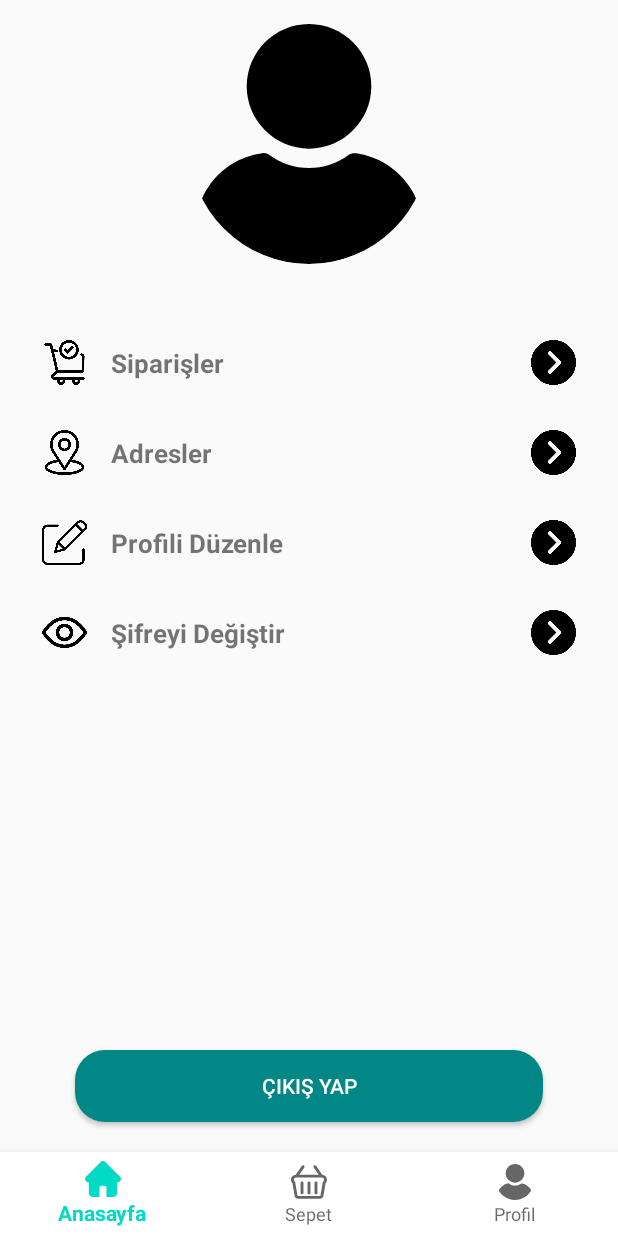
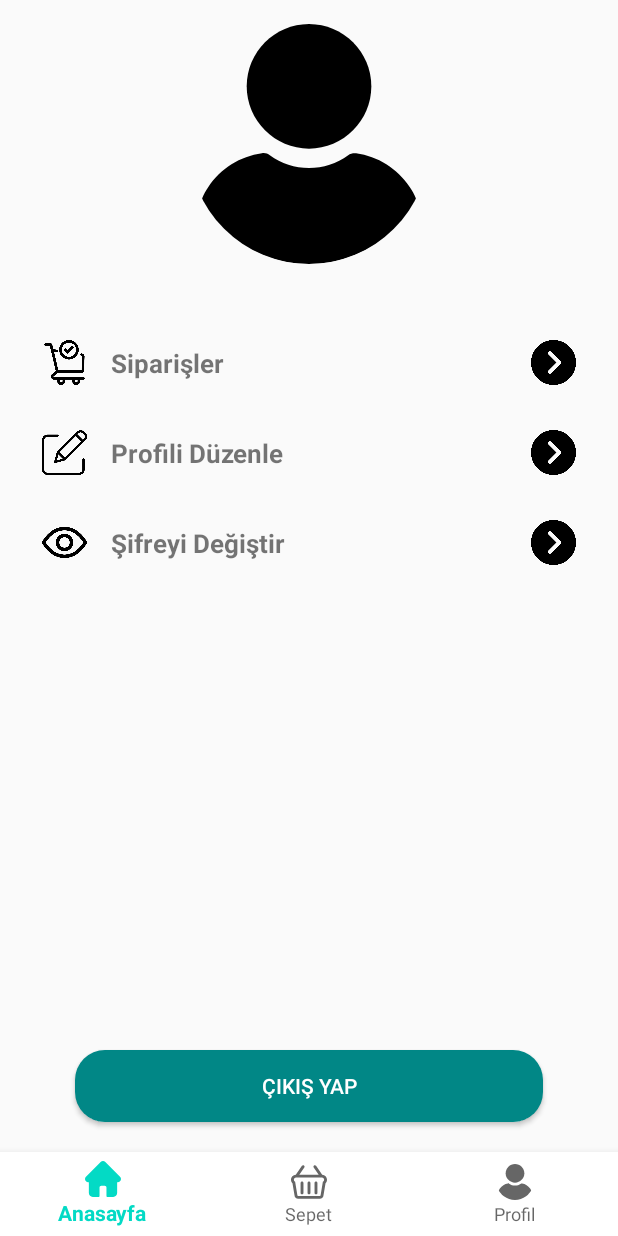
Before and after one commit to enesicmen/Initial-Code-Software-Solutions-Case, an Android app: the ProfilePageFragment screen opened through its navigation route, on a phone screen of 412 x 824 dp. Run offline under Robolectric (Android 15) with nearby library versions, the phone set to English and light mode, and no system bars; our stand-ins replace CircleImageView, Dagger/Hilt's generated code, Firebase (no records; nobody signed in at launch, a user with empty details on screens opened directly), navigation-ui.

```diff
--- a/app/src/main/java/com/icmen/ecommerceapplication/ui/fragment/Orders/OrdersPageAdapter.kt
+++ b/app/src/main/java/com/icmen/ecommerceapplication/ui/fragment/Orders/OrdersPageAdapter.kt
@@ -39,8 +39,8 @@ class OrdersPageAdapter(
         @SuppressLint("StringFormatMatches")
         fun bind(item: Order) {
             binding.apply {
-                totalAmountTextView.text = item.totalAmount
-                orderDate.text = java.text.SimpleDateFormat("dd/MM/yyyy HH:mm", java.util.Locale.getDefault()).format(item.orderDate)
+                tvTotalAmount.text = item.totalAmount
+                tvOrderDate.text = java.text.SimpleDateFormat("dd/MM/yyyy HH:mm", java.util.Locale.getDefault()).format(item.orderDate)
             }
         }
     }
--- a/app/src/main/java/com/icmen/ecommerceapplication/ui/fragment/Profile/ProfilePageFragment.kt
+++ b/app/src/main/java/com/icmen/ecommerceapplication/ui/fragment/Profile/ProfilePageFragment.kt
@@ -100,4 +100,5 @@ class ProfilePageFragment : BaseFragment<FragmentProfileBinding>(){
             findNavController().navigate(actionDetail)
         }
     }
+
 }
--- a/app/src/main/res/layout/fragment_profile.xml
+++ b/app/src/main/res/layout/fragment_profile.xml
@@ -51,38 +51,6 @@
                 android:textStyle="bold"
                 android:paddingStart="16dp"
                 android:text="Siparişler"
-                android:textSize="17sp" />
-
-            <ImageView
-                android:layout_width="30dp"
-                android:layout_height="30dp"
-                android:contentDescription="Aç"
-                android:src="@drawable/arrow_icon" />
-        </LinearLayout>
-
-        <LinearLayout
-            android:layout_width="match_parent"
-            android:layout_height="60dp"
-            android:background="?attr/selectableItemBackground"
-            android:gravity="center_vertical"
-            android:orientation="horizontal"
-            android:padding="12dp">
-
-            <ImageView
-                android:id="@+id/iconAddresses"
-                android:layout_width="30dp"
-                android:layout_height="30dp"
-                android:src="@drawable/address_icon"
-                android:contentDescription="Adresler"
-                 />
-
-            <TextView
-                android:layout_width="0dp"
-                android:layout_height="wrap_content"
-                android:layout_weight="1"
-                android:textStyle="bold"
-                android:paddingStart="16dp"
-                android:text="Adresler"
                 android:textSize="17sp" />
 
             <ImageView
--- a/app/src/main/res/navigation/navigation_graph.xml
+++ b/app/src/main/res/navigation/navigation_graph.xml
@@ -69,6 +69,7 @@
         <action
             android:id="@+id/action_profilePageFragment_to_ordersPageFragment"
             app:destination="@id/ordersPageFragment" />
+
     </fragment>
 
     <fragment
@@ -89,4 +90,5 @@
         android:label="Orders Page"
         tools:layout="@layout/fragment_orders" />
 
+
 </navigation>
--- a/app/src/main/res/values/strings.xml
+++ b/app/src/main/res/values/strings.xml
@@ -5,6 +5,7 @@
     <string name="registration_failed">Kayıt Başarısız</string>
     <string name="adding_to_firestore_failed">Firestore ekleme başarısız</string>
     <string name="email">E-Mail</string>
+    <string name="address">Adres</string>
     <string name="password">Şifre</string>
     <string name="register">Kayıt Ol</string>
     <string name="name">Ad</string>
```
Also changed, not shown: app/src/main/java/com/icmen/ecommerceapplication/ui/activity/RegisterActivity.kt (+9 -9 lines), app/src/main/java/com/icmen/ecommerceapplication/ui/fragment/Basket/BasketPageFragment.kt (+10 -5 lines), app/src/main/res/layout/activity_register.xml (+10 -4 lines), app/src/main/res/layout/row_orders.xml (+33 -15 lines).
